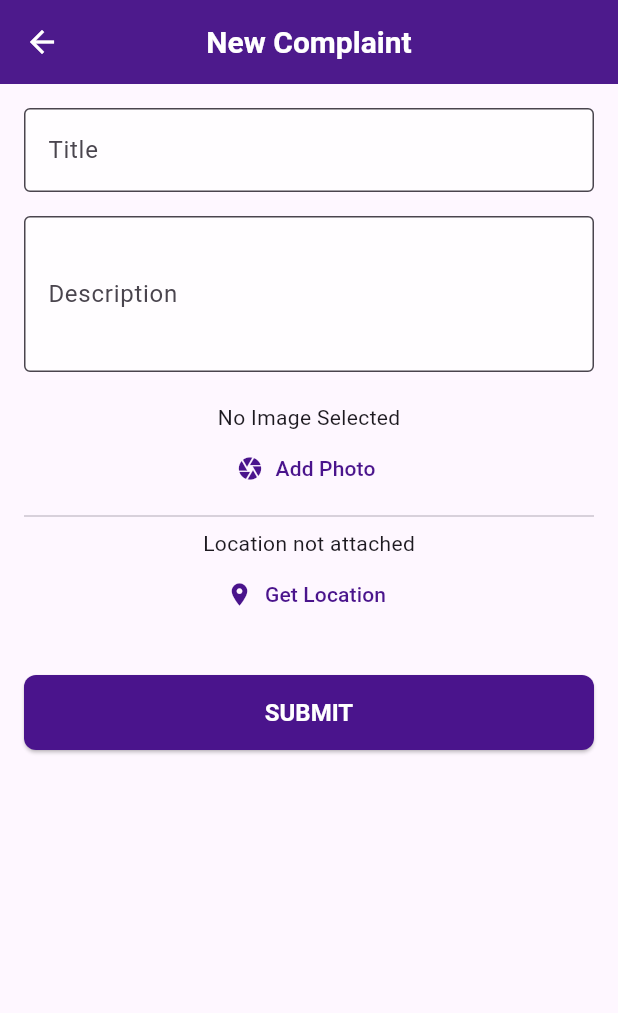
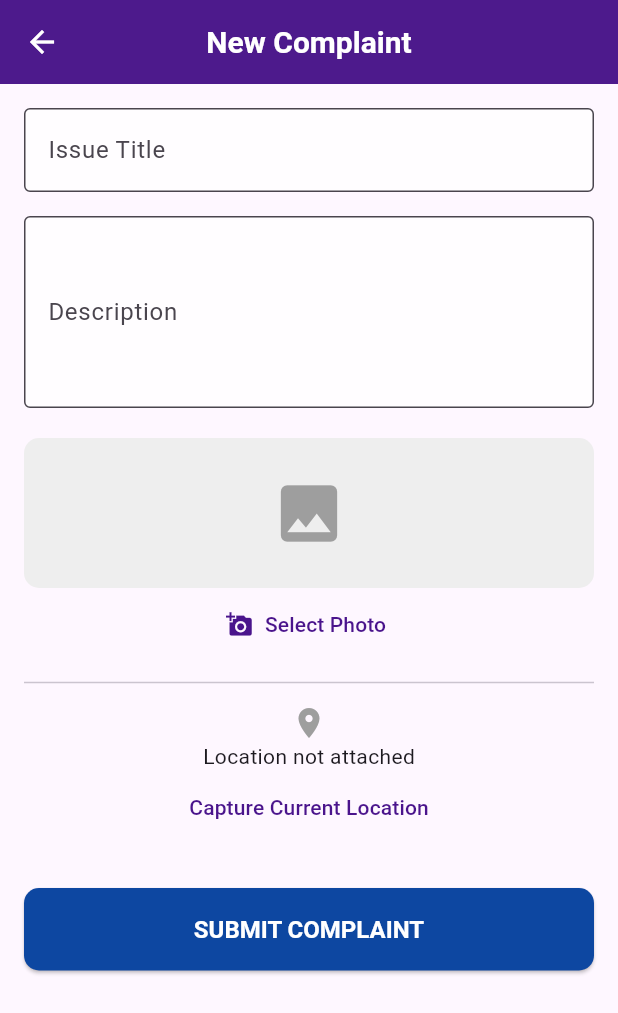
Before and after one commit to ranjith23-hub/complaint_system, a Flutter app: the AddComplaintScreen screen opened directly, on a phone screen of 412 x 824 dp. Shown: the top 1013 px of the screen. Run offline on Flutter 3.47's test engine with Material 3 defaults, Android fonts, the light colour scheme and no system bars; our stand-ins replace cloud_firestore, firebase_auth, firebase_core, geolocator, image_picker; missing offline and left inert: cloudinary_public; accounts and stored records are empty; generated files the repository leaves out were written again.

Commit message:
complaint images

```diff
--- a/lib/main.dart
+++ b/lib/main.dart
@@ -3,6 +3,7 @@ import 'package:cloud_firestore/cloud_firestore.dart';
 import 'package:firebase_core/firebase_core.dart';
 import 'firebase_options.dart';
 import 'screens/register_screen.dart';
+import 'Auth_Wrapper.dart';
 
 void main()  async  {
   WidgetsFlutterBinding.ensureInitialized();
@@ -61,7 +62,7 @@ class MyApp extends StatelessWidget {
         ),
       ),
       debugShowCheckedModeBanner: false,
-      home: const RegisterScreen(),
+      home: const AuthWrapper(),
     );
   }
 }
--- a/lib/screens/add_complaint_screen.dart
+++ b/lib/screens/add_complaint_screen.dart
@@ -6,9 +6,224 @@ import 'package:cloud_firestore/cloud_firestore.dart';
 import 'package:firebase_auth/firebase_auth.dart';
 import 'package:complaint_system/screens/complaint_detail_screen.dart';
 import 'package:complaint_system/models/complaint_model.dart';
+import 'package:cloudinary_public/cloudinary_public.dart';
+import 'package:complaint_system/models/Application.dart';
 //import 'package:firebase_storage/firebase_storage.dart'; // Add this for images
 
+import 'dart:io';
+import 'package:flutter/material.dart';
+import 'package:image_picker/image_picker.dart';
+import 'package:geolocator/geolocator.dart';
+import 'package:cloud_firestore/cloud_firestore.dart';
+import 'package:firebase_auth/firebase_auth.dart';
+import 'package:cloudinary_public/cloudinary_public.dart';
+import 'package:complaint_system/models/complaint_model.dart';
+import 'package:complaint_system/screens/complaint_detail_screen.dart';
 
+class AddComplaintScreen extends StatefulWidget {
+  const AddComplaintScreen({super.key});
+
+  @override
+  State<AddComplaintScreen> createState() => _AddComplaintScreenState();
+}
+
+class _AddComplaintScreenState extends State<AddComplaintScreen> {
+  final _formKey = GlobalKey<FormState>();
+  final _titleController = TextEditingController();
+  final _descController = TextEditingController();
+
+  File? _image;
+  Position? _currentPosition;
+  bool _isSubmitting = false;
+  bool _isLocating = false;
+
+
+  Future<String?> _uploadToCloudinary(File imageFile) async {
+    try {
+      final cloudinary = CloudinaryPublic(
+        cloud_name,
+        complaint_img,
+        cache: false,
+      );
+
+      CloudinaryResponse response = await cloudinary.uploadFile(
+        CloudinaryFile.fromFile(imageFile.path, resourceType: CloudinaryResourceType.Image),
+      );
+
+      return response.secureUrl;
+    } catch (e) {
+      print("Cloudinary Upload Error: $e");
+      return null;
+    }
+  }
+
+  // --- 2. KEYWORDS GENERATOR (For Substring Search) ---
+  List<String> _generateSearchKeywords(String id) {
+    List<String> keywords = [];
+    String upperId = id.toUpperCase();
+    for (int i = 0; i < upperId.length; i++) {
+      for (int j = i + 1; j <= upperId.length; j++) {
+        keywords.add(upperId.substring(i, j));
+      }
+    }
+    return keywords.toSet().toList(); // Remove duplicates
+  }
+
+  // --- 3. PICK IMAGE ---
+  Future<void> _pickImage() async {
+    final pickedFile = await ImagePicker().pickImage(source: ImageSource.gallery, imageQuality: 70);
+    if (pickedFile != null) {
+      setState(() => _image = File(pickedFile.path));
+    }
+  }
+
+  // --- 4. GET LOCATION ---
+  Future<void> _getCurrentLocation() async {
+    setState(() => _isLocating = true);
+    try {
+      LocationPermission permission = await Geolocator.checkPermission();
+      if (permission == LocationPermission.denied) {
+        permission = await Geolocator.requestPermission();
+      }
+      Position position = await Geolocator.getCurrentPosition(desiredAccuracy: LocationAccuracy.high);
+      setState(() => _currentPosition = position);
+    } catch (e) {
+      ScaffoldMessenger.of(context).showSnackBar(SnackBar(content: Text("Location Error: $e")));
+    } finally {
+      setState(() => _isLocating = false);
+    }
+  }
+
+  // --- 5. SUBMIT COMPLAINT ---
+  Future<void> _submitComplaint() async {
+    if (!_formKey.currentState!.validate()) return;
+
+    setState(() => _isSubmitting = true);
+
+    try {
+      final user = FirebaseAuth.instance.currentUser;
+      String? finalImageUrl;
+
+      // CALL Cloudinary if image exists
+      if (_image != null) {
+        finalImageUrl = await _uploadToCloudinary(_image!);
+      }
+
+      // Generate Custom ID
+      String customId = "COM-${DateTime.now().millisecondsSinceEpoch}-${user?.uid.substring(0, 5)}".toUpperCase();
+
+      // Generate Keywords for Search
+      List<String> keywords = _generateSearchKeywords(customId);
+
+      // Save to Firestore
+      await FirebaseFirestore.instance.collection('complaints').doc(customId).set({
+        'complaintId': customId,
+        'searchKeywords': keywords, // Enabled substring search
+        'title': _titleController.text.trim(),
+        'description': _descController.text.trim(),
+        'category': "General",
+        'userId': user?.uid,
+        'imageUrl': finalImageUrl,
+        'latitude': _currentPosition?.latitude,
+        'longitude': _currentPosition?.longitude,
+        'status': 'Pending',
+        'priority': 'MEDIUM',
+        'createdAt': FieldValue.serverTimestamp(),
+      });
+
+      if (mounted) {
+        Navigator.pop(context);
+        ScaffoldMessenger.of(context).showSnackBar(const SnackBar(content: Text('Complaint Filed Successfully!')));
+      }
+    } catch (e) {
+      ScaffoldMessenger.of(context).showSnackBar(SnackBar(content: Text('Submission Error: $e')));
+    } finally {
+      if (mounted) setState(() => _isSubmitting = false);
+    }
+  }
+
+  @override
+  Widget build(BuildContext context) {
+    return Scaffold(
+      appBar: AppBar(title: const Text('New Complaint')),
+      body: Form(
+        key: _formKey,
+        child: SingleChildScrollView(
+          padding: const EdgeInsets.all(16.0),
+          child: Column(
+            children: [
+              TextFormField(
+                controller: _titleController,
+                decoration: const InputDecoration(labelText: 'Issue Title', border: OutlineInputBorder()),
+                validator: (v) => v!.isEmpty ? 'Please enter a title' : null,
+              ),
+              const SizedBox(height: 16),
+              TextFormField(
+                controller: _descController,
+                maxLines: 4,
+                decoration: const InputDecoration(labelText: 'Description', border: OutlineInputBorder()),
+                validator: (v) => v!.isEmpty ? 'Please describe the issue' : null,
+              ),
+
+              const SizedBox(height: 20),
+
+              // Image Section
+              _image != null
+                  ? ClipRRect(
+                borderRadius: BorderRadius.circular(10),
+                child: Image.file(_image!, height: 180, width: double.infinity, fit: BoxFit.cover),
+              )
+                  : Container(
+                height: 100,
+                width: double.infinity,
+                decoration: BoxDecoration(color: Colors.grey[200], borderRadius: BorderRadius.circular(10)),
+                child: const Icon(Icons.image, size: 50, color: Colors.grey),
+              ),
+              TextButton.icon(
+                  onPressed: _pickImage,
+                  icon: const Icon(Icons.add_a_photo),
+                  label: const Text("Select Photo")
+              ),
+
+              const Divider(height: 30),
+
+              // Location Section
+              _isLocating
+                  ? const CircularProgressIndicator()
+                  : Column(
+                children: [
+                  Icon(Icons.location_on, color: _currentPosition == null ? Colors.grey : Colors.red),
+                  Text(_currentPosition == null
+                      ? "Location not attached"
+                      : "Verified: ${_currentPosition!.latitude.toStringAsFixed(4)}, ${_currentPosition!.longitude.toStringAsFixed(4)}"),
+                ],
+              ),
+              TextButton(
+                  onPressed: _getCurrentLocation,
+                  child: const Text("Capture Current Location")
+              ),
+
+              const SizedBox(height: 30),
+
+              _isSubmitting
+                  ? const CircularProgressIndicator()
+                  : ElevatedButton(
+                  style: ElevatedButton.styleFrom(
+                      backgroundColor: const Color(0xFF0D47A1),
+                      foregroundColor: Colors.white,
+                      minimumSize: const Size(double.infinity, 55),
+                      shape: RoundedRectangleBorder(borderRadius: BorderRadius.circular(10))
+                  ),
+                  onPressed: _submitComplaint,
+                  child: const Text("SUBMIT COMPLAINT", style: TextStyle(fontSize: 16, fontWeight: FontWeight.bold))
+              ),
+            ],
+          ),
+        ),
+      ),
+    );
+  }
+}
 class ComplaintSearchDelegate extends SearchDelegate {
   @override
   List<Widget>? buildActions(BuildContext context) {
@@ -88,156 +303,3 @@ class ComplaintSearchDelegate extends SearchDelegate {
     );
   }
 }
-
-class AddComplaintScreen extends StatefulWidget {
-  const AddComplaintScreen({super.key});
-
-  @override
-  State<AddComplaintScreen> createState() => _AddComplaintScreenState();
-}
-
-class _AddComplaintScreenState extends State<AddComplaintScreen> {
-  final _formKey = GlobalKey<FormState>();
-  final _titleController = TextEditingController();
-  final _descController = TextEditingController();
-
-  File? _image;
-  Position? _currentPosition;
-  bool _isSubmitting = false;
-  bool _isLocating = false;
-
-  // --- Logic: Pick Image ---
-  Future<void> _pickImage() async {
-    final pickedFile = await ImagePicker().pickImage(source: ImageSource.gallery, imageQuality: 70);
-    if (pickedFile != null) {
-      setState(() => _image = File(pickedFile.path));
-    }
-  }
-
-  // --- Logic: Get Location ---
-  Future<void> _getCurrentLocation() async {
-    setState(() => _isLocating = true);
-    try {
-      LocationPermission permission = await Geolocator.checkPermission();
-      if (permission == LocationPermission.denied) {
-        permission = await Geolocator.requestPermission();
-      }
-      Position position = await Geolocator.getCurrentPosition(desiredAccuracy: LocationAccuracy.high);
-      setState(() => _currentPosition = position);
-    } catch (e) {
-      ScaffoldMessenger.of(context).showSnackBar(SnackBar(content: Text("Location Error: $e")));
-    } finally {
-      setState(() => _isLocating = false);
-    }
-  }
-
-  // --- Logic: Submit to Firebase ---
-  Future<void> _submitComplaint() async {
-    if (!_formKey.currentState!.validate()) return;
-    setState(() => _isSubmitting = true);
-
-    try {
-      final user = FirebaseAuth.instance.currentUser;
-      String? imageUrl;
-
-      // 1. Upload Image to Firebase Storage if exists
-     /* if (_image != null) {
-        final ref = FirebaseStorage.instance
-            .ref()
-            .child('complaint_images')
-            .child('${DateTime.now().toIso8601String()}.jpg');
-        await ref.putFile(_image!);
-        imageUrl = await ref.getDownloadURL();
-      }*/
-
-      // 2. Generate your Custom ID (as we discussed)
-      // Example: COM-1734963000-USERUID123
-      String customId = "COM-${DateTime.now().millisecondsSinceEpoch}-${user?.uid.substring(0, 5)}";
-
-      // 3. Save to Firestore
-      await FirebaseFirestore.instance.collection('complaints').doc(customId).set({
-        'complaintId': customId,
-        'title': _titleController.text.trim(),
-        'description': _descController.text.trim(),
-        'department':"null",
-        'userId': user?.uid,
-        'imageUrl': imageUrl, // Store the URL link
-        'latitude': _currentPosition?.latitude,
-        'longitude': _currentPosition?.longitude,
-        'status': 'Pending',
-        'createdAt': FieldValue.serverTimestamp(),
-      });
-
-      if (mounted) {
-        Navigator.pop(context);
-        ScaffoldMessenger.of(context).showSnackBar(const SnackBar(content: Text('Submitted!')));
-      }
-    } catch (e) {
-      ScaffoldMessenger.of(context).showSnackBar(SnackBar(content: Text('Error: $e')));
-    } finally {
-      if (mounted) setState(() => _isSubmitting = false);
-    }
-  }
-
-  @override
-  Widget build(BuildContext context) {
-    return Scaffold(
-      appBar: AppBar(title: const Text('New Complaint')),
-      body: Form(
-        key: _formKey,
-        child: SingleChildScrollView(
-          padding: const EdgeInsets.all(16.0),
-          child: Column(
-            children: [
-              TextFormField(
-                controller: _titleController,
-                decoration: const InputDecoration(labelText: 'Title', border: OutlineInputBorder()),
-                validator: (v) => v!.isEmpty ? 'Required' : null,
-              ),
-              const SizedBox(height: 16),
-              TextFormField(
-                controller: _descController,
-                maxLines: 3,
-                decoration: const InputDecoration(labelText: 'Description', border: OutlineInputBorder()),
-                validator: (v) => v!.isEmpty ? 'Required' : null,
-              ),
-
-              const SizedBox(height: 20),
-              // Image Preview
-              _image != null
-                  ? Image.file(_image!, height: 150)
-                  : const Text("No Image Selected"),
-              TextButton.icon(
-                  onPressed: _pickImage,
-                  icon: const Icon(Icons.camera),
-                  label: const Text("Add Photo")
-              ),
-
-              const Divider(),
-              // Location Preview
-              _isLocating
-                  ? const CircularProgressIndicator()
-                  : Text(_currentPosition == null
-                  ? "Location not attached"
-                  : "Lat: ${_currentPosition!.latitude.toStringAsFixed(3)},Lon: ${_currentPosition!.longitude.toStringAsFixed(3)}"),
-              TextButton.icon(
-                  onPressed: _getCurrentLocation,
-                  icon: const Icon(Icons.location_on),
-                  label: const Text("Get Location")
-              ),
-
-              const SizedBox(height: 30),
-              _isSubmitting
-                  ? const CircularProgressIndicator()
-                  : ElevatedButton(
-                  style: ElevatedButton.styleFrom(minimumSize: const Size(double.infinity, 50)),
-                  onPressed: _submitComplaint,
-                  child: const Text("SUBMIT")
-              ),
-            ],
-          ),
-        ),
-      ),
-    );
-  }
-}
--- a/pubspec.yaml
+++ b/pubspec.yaml
@@ -43,6 +43,7 @@ dependencies:
   intl: ^0.19.0
   http: ^1.2.1  # Or another recent version
   firebase_auth: ^6.1.3
+  cloudinary_public: ^0.23.1
 
 dev_dependencies:
   flutter_test:
```
Also changed, not shown: lib/Auth_Wrapper.dart (added, +26 -0 lines), lib/screens/complaint_detail_screen.dart (+17 -0 lines), pubspec.lock, 1 other file.
